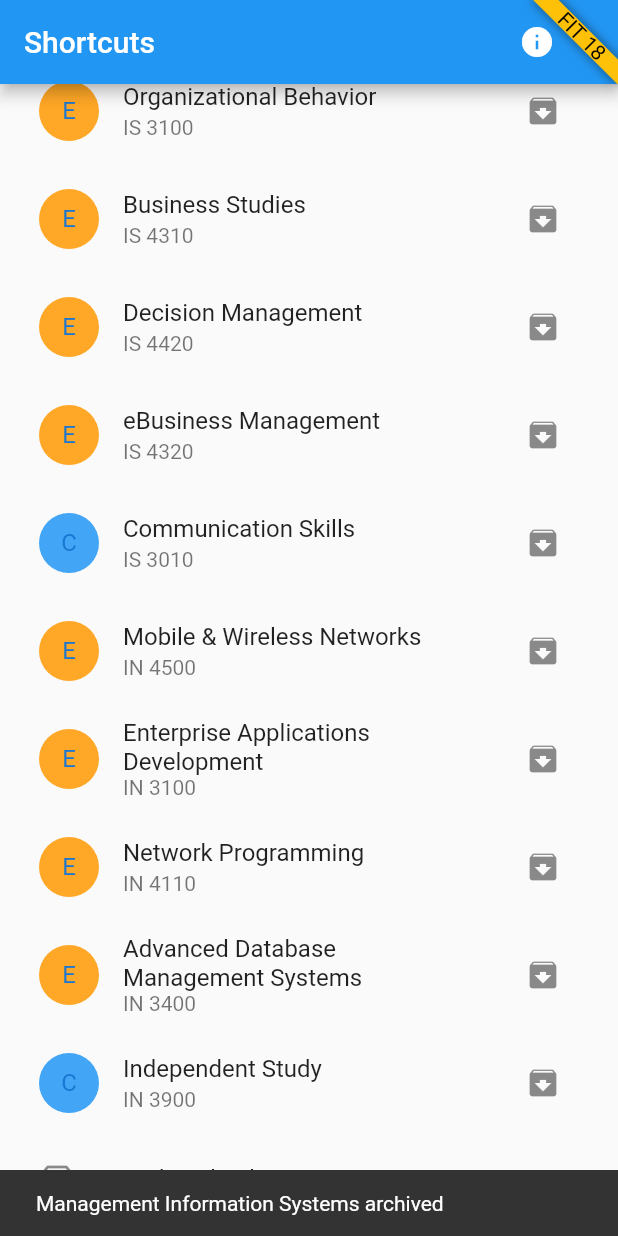
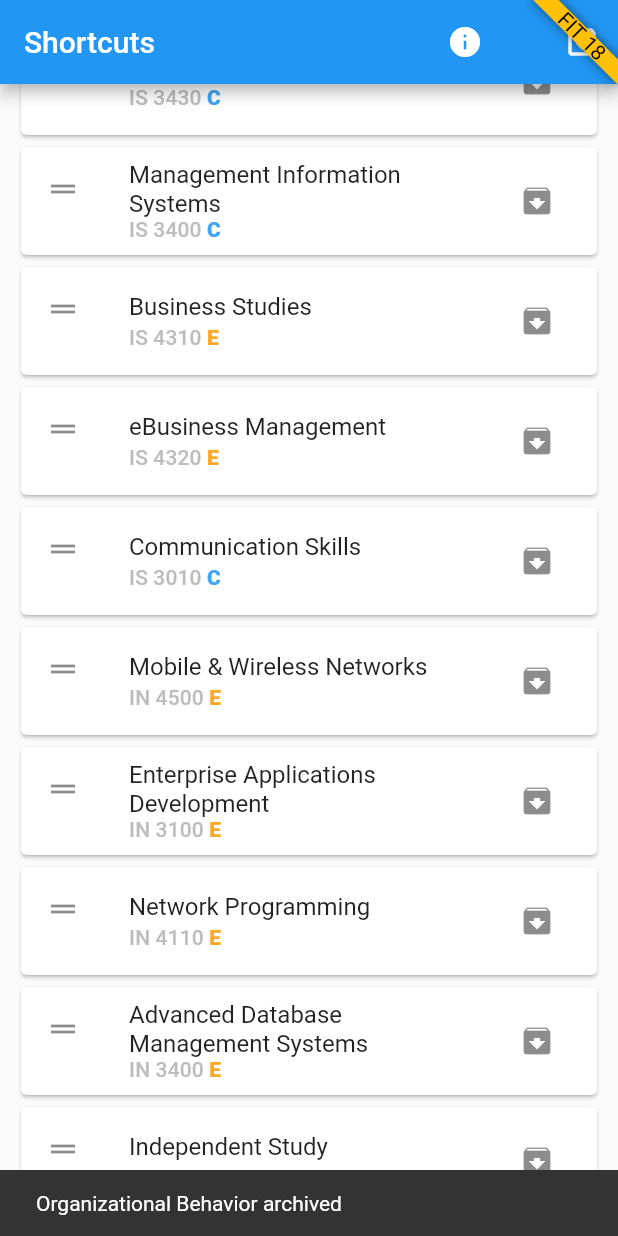
Before and after one commit to PandukaNandara/FIT-subject-shortcuts, a Flutter app: the screen it shows after launch, scrolled down 576 dp, after a tap on the "archive" icon, on a phone screen of 412 x 824 dp. Run offline on Flutter 3.47's test engine with Material 2 defaults, Android fonts, the phone set to English and light mode, and no system bars; our stand-ins replace shared_preferences.

Commit message:
Created draggable behaviour. Removed config json file

```diff
--- a/lib/components/subject_tile.dart
+++ b/lib/components/subject_tile.dart
@@ -7,31 +7,55 @@ import 'package:url_launcher/url_launcher.dart';
 class SubjectTile extends StatelessWidget {
   final Subject subject;
   final bool isArchived;
+  final int? index;
   final Function(bool isArchived, Subject subject) onPressArchived;
   const SubjectTile(
     this.subject, {
     Key? key,
     this.isArchived = false,
     required this.onPressArchived,
+    this.index,
   }) : super(key: key);
 
   @override
   Widget build(BuildContext context) {
     final mode = subject.mode;
-    return ListTile(
-      leading: CircleAvatar(
-        child: Text(mode == SubjectMode.C ? "C" : "E"),
-        backgroundColor: mode == SubjectMode.C ? Colors.blue[400] : Colors.orange[400],
+    final child = Card(
+      child: ListTile(
+        title: Text(subject.name),
+        subtitle: RichText(
+          text: TextSpan(
+            text: subject.code,
+            style: Theme.of(context)
+                .textTheme
+                .subtitle2!
+                .copyWith(color: Colors.grey[400]),
+            children: [
+              TextSpan(
+                text: mode == SubjectMode.C ? " C" : " E",
+                style: Theme.of(context).textTheme.subtitle2!.copyWith(
+                      color: mode == SubjectMode.C
+                          ? Colors.blue[400]
+                          : Colors.orange[400],
+                          fontWeight: FontWeight.w900
                     ),
-      title: Text(subject.name),
-      subtitle: Text(subject.code),
+              )
+            ],
+          ),
+        ),
+        leading: index != null
+        ? ReorderableDragStartListener(index: index!, child: Icon(Icons.drag_handle))
+        : null,
         trailing: IconButton(
           icon: Icon(!isArchived ? Icons.archive : Icons.unarchive),
           tooltip: 'Archive',
           onPressed: _onPressArchive,
         ),
         onTap: _onTap,
+      ),
     );
+
+    return child;
   }
 
   void _onTap() async {
--- /dev/null
+++ b/lib/config/it_modules.dart
@@ -0,0 +1,106 @@
+import 'package:fit_shortcuts/models/models.dart';
+
+const kItModules = ConfigModule(const Level(const [
+  Subject(
+    "CM 3320",
+    SubjectMode.C,
+    "Logic Programming & Artificial Cognitive Systems",
+    "https://moodle.itfac.uom.lk/course/view.php?id=1997",
+  ),
+  Subject(
+    "CM 3310",
+    SubjectMode.C,
+    "Artificial Intelligence",
+    "https://moodle.itfac.uom.lk/course/view.php?id=1996",
+  ),
+  Subject(
+    "CM 3120",
+    SubjectMode.E,
+    "Computational Statistics",
+    "https://moodle.itfac.uom.lk/course/view.php?id=1995",
+  ),
+  Subject(
+    "CM 3210",
+    SubjectMode.E,
+    "Automata Theory",
+    "https://moodle.itfac.uom.lk/course/view.php?id=1994",
+  ),
+  Subject(
+    "CM 3110",
+    SubjectMode.E,
+    "Computational Mathematics",
+    "https://moodle.itfac.uom.lk/course/view.php?id=1993",
+  ),
+  Subject(
+    "CM 3330",
+    SubjectMode.E,
+    "Fundamentals of Bio informatics",
+    "https://moodle.itfac.uom.lk/course/view.php?id=1992",
+  ),
+  Subject(
+    "IS 3430",
+    SubjectMode.C,
+    "IT Project Management",
+    "https://moodle.itfac.uom.lk/course/view.php?id=1985",
+  ),
+  Subject(
+    "IS 3100",
+    SubjectMode.E,
+    "Organizational Behavior",
+    "https://moodle.itfac.uom.lk/course/view.php?id=1984",
+  ),
+  Subject(
+    "IS 3400",
+    SubjectMode.C,
+    "Management Information Systems",
+    "https://moodle.itfac.uom.lk/course/view.php?id=1983",
+  ),
+  Subject(
+    "IS 4310",
+    SubjectMode.E,
+    "Business Studies",
+    "https://moodle.itfac.uom.lk/course/view.php?id=1982",
+  ),
+  Subject(
+    "IS 4320",
+    SubjectMode.E,
+    "eBusiness Management",
+    "https://moodle.itfac.uom.lk/course/view.php?id=1980",
+  ),
+  Subject(
+    "IS 3010",
+    SubjectMode.C,
+    "Communication Skills",
+    "https://moodle.itfac.uom.lk/course/view.php?id=1979",
+  ),
+  Subject(
+    "IN 4500",
+    SubjectMode.E,
+    "Mobile & Wireless Networks",
+    "https://moodle.itfac.uom.lk/course/view.php?id=1990",
+  ),
+  Subject(
+    "IN 3100",
+    SubjectMode.E,
+    "Enterprise Applications Development",
+    "https://moodle.itfac.uom.lk/course/view.php?id=1989",
+  ),
+  Subject(
+    "IN 4110",
+    SubjectMode.E,
+    "Network Programming",
+    "https://moodle.itfac.uom.lk/course/view.php?id=1988",
+  ),
+  Subject(
+    "IN 3400",
+    SubjectMode.E,
+    "Advanced Database Management Systems",
+    "https://moodle.itfac.uom.lk/course/view.php?id=1987",
+  ),
+  Subject(
+    "IN 3900",
+    SubjectMode.C,
+    "Independent Study",
+    "https://moodle.itfac.uom.lk/course/view.php?id=1986",
+  ),
+], null));
--- a/lib/constants/shared_preferences_constants.dart
+++ b/lib/constants/shared_preferences_constants.dart
@@ -1,4 +1,5 @@
 
 class SharedPreferencesConstants {
   static const hiddenSubject = "HIDDEN_SUBJECTS";
+  static String orderedSubjects(String semCode) => "SUBJECT_LIST_$semCode";
 }
--- a/lib/models/models.dart
+++ b/lib/models/models.dart
@@ -7,7 +7,7 @@ class ConfigModule {
   @JsonKey(name: '3')
   final Level three;
 
-  ConfigModule(this.three);
+  const ConfigModule(this.three);
 
   factory ConfigModule.fromJson(Map<String, dynamic> json) =>
       _$ConfigModuleFromJson(json);
@@ -34,7 +34,7 @@ class Level {
   @JsonKey(name: '2')
   final List<Subject>? two;
 
-  Level(this.one, this.two);
+  const Level(this.one, this.two);
 
   factory Level.fromJson(Map<String, dynamic> json) => _$LevelFromJson(json);
   Map<String, dynamic> toJson() => _$LevelToJson(this);
@@ -46,7 +46,7 @@ class Subject {
   final String name;
   final String url;
   final SubjectMode mode;
-  const Subject(this.code, this.name, this.url, this.mode);
+  const Subject(this.code, this.mode, this.name, this.url);
 
   factory Subject.fromJson(Map<String, dynamic> json) =>
       _$SubjectFromJson(json);
--- a/lib/screens/main_screen.dart
+++ b/lib/screens/main_screen.dart
@@ -1,7 +1,9 @@
 import 'dart:convert';
 
 import 'package:fit_shortcuts/components/subject_tile.dart';
+import 'package:fit_shortcuts/config/it_modules.dart';
 import 'package:fit_shortcuts/constants/constants.dart';
+import 'package:fit_shortcuts/constants/shared_preferences_constants.dart';
 import 'package:fit_shortcuts/dialog/info_dialog.dart';
 import 'package:fit_shortcuts/models/models.dart';
 import 'package:fit_shortcuts/screens/hidden_subject_screen.dart';
@@ -17,6 +19,8 @@ class MainScreen extends StatefulWidget {
 }
 
 class _MainScreenState extends State<MainScreen> {
+  final String semCode = "L3_S1";
+
   @override
   void initState() {
     super.initState();
@@ -35,6 +39,7 @@ class _MainScreenState extends State<MainScreen> {
         } else {
           final data = snapshot.data!.module;
           final sharedPreferences = snapshot.data!.sharedPreferences;
+          final list = _loadOrderedList(data.three.one, sharedPreferences);
           return Scaffold(
             appBar: AppBar(
               title: Text("Shortcuts"),
@@ -46,21 +51,20 @@ class _MainScreenState extends State<MainScreen> {
                     icon: Icon(Icons.info),
                   ),
                 ),
+                IconButton(
+                  onPressed: () =>
+                      _onTapHiddenList(context, data, sharedPreferences),
+                  icon: Icon(Icons.archive_outlined),
+                  tooltip: "Archived Subjects",
+                ),
               ],
             ),
-            body: ListView(
+            body: ReorderableListView(
               padding: kDefaultPadding,
-              children: [
-                Column(
-                  children: loadSubjects(data.three.one, sharedPreferences),
-                ),
-                ListTile(
-                  leading: Icon(Icons.archive_outlined),
-                  title: Text("Archived Subjects"),
-                  onTap: () =>
-                      _onTapHiddenList(context, data, sharedPreferences),
-                )
-              ],
+              buildDefaultDragHandles: false,
+              onReorder: (o, n) =>
+                  _onChangeOrder(o, n, data.three.one, sharedPreferences),
+              children: loadSubjects(data.three.one, sharedPreferences),
             ),
           );
         }
@@ -73,26 +77,36 @@ class _MainScreenState extends State<MainScreen> {
     final hiddenList = sharedPreferences
             .getStringList(SharedPreferencesConstants.hiddenSubject) ??
         [];
-
-    return subjects
-        .where((element) => !hiddenList.contains(element.code))
+    final list = _loadOrderedList(subjects, sharedPreferences);
+    int index = 0;
+    return list
+        .where((element) => !hiddenList.contains(element))
+        .map((e) => subjects.singleWhere((element) => element.code == e))
         .map((e) => SubjectTile(
               e,
+              key: ValueKey(e.code),
               onPressArchived: _onPressArchived,
+              index: index++,
             ))
         .toList();
   }
 
+  List<String> _loadOrderedList(
+    List<Subject> subjects,
+    SharedPreferences sharedPreferences,
+  ) {
+    var orderedList = sharedPreferences
+        .getStringList(SharedPreferencesConstants.orderedSubjects(semCode));
+    if (orderedList == null) {
+      orderedList = subjects.map((e) => e.code).toList();
+      sharedPreferences.setStringList(
+          SharedPreferencesConstants.orderedSubjects(semCode), orderedList);
+    }
+    return orderedList;
+  }
+
   Future<TempHolder> _loadModules() async {
-    final config = await PlatformAssetBundle().loadStructuredData(
-      'config/modules.json',
-      (json) async => ConfigModule.fromJson(
-        jsonDecode(json),
-      ),
-    );
-    // final json = await PlatformAssetBundle().loadString();
-    // final config = ;
-    return TempHolder(config, await SharedPreferences.getInstance());
+    return TempHolder(kItModules, await SharedPreferences.getInstance());
   }
 
   void _onTapHiddenList(BuildContext context, ConfigModule configModule,
@@ -100,7 +114,11 @@ class _MainScreenState extends State<MainScreen> {
     Navigator.of(context).push(
       MaterialPageRoute(
         builder: (context) => HiddenSubjectScreen(
-            sharedPreferences: sharedPreferences, configModule: configModule),
+          sharedPreferences: sharedPreferences,
+          configModule: configModule,
+          onUnArchived: () => setState(() {}),
+          semCode: semCode,
+        ),
       ),
     );
   }
@@ -114,6 +132,12 @@ class _MainScreenState extends State<MainScreen> {
       hiddenSubject.add(subject.code);
       sharedPreferences.setStringList(
           SharedPreferencesConstants.hiddenSubject, hiddenSubject);
+      final ordered = sharedPreferences.getStringList(
+        SharedPreferencesConstants.orderedSubjects(semCode),
+      );
+      ordered!.removeWhere((element) => element == subject.code);
+      sharedPreferences.setStringList(
+          SharedPreferencesConstants.orderedSubjects(semCode), ordered);
     });
     ScaffoldMessenger.of(context)
         .showSnackBar(SnackBar(content: Text('${subject.name} archived')));
@@ -127,6 +151,25 @@ class _MainScreenState extends State<MainScreen> {
       },
     );
   }
+
+  void _onChangeOrder(
+    int oldIndex,
+    int newIndex,
+    List<Subject> subjects,
+    SharedPreferences sharedPreferences,
+  ) {
+    final orderedList = _loadOrderedList(subjects, sharedPreferences);
+    if (oldIndex < newIndex) {
+      // removing the item at oldIndex will shorten the list by 1.
+      newIndex -= 1;
+    }
+    final element = orderedList.removeAt(oldIndex);
+    orderedList.insert(newIndex, element);
+    setState(() {
+      sharedPreferences.setStringList(
+          SharedPreferencesConstants.orderedSubjects(semCode), orderedList);
+    });
+  }
 }
 
 class TempHolder {
--- a/pubspec.yaml
+++ b/pubspec.yaml
@@ -49,8 +49,9 @@ flutter:
   uses-material-design: true
 
   # To add assets to your application, add an assets section, like this:
-  assets:
-    - config/
+
+  # assets:
+  #   - config/
 
   # An image asset can refer to one or more resolution-specific "variants", see
   # https://flutter.dev/assets-and-images/#resolution-aware.
```
Also changed, not shown: config/modules.json (deleted, +0 -115 lines), lib/dialog/info_dialog.dart (+6 -2 lines), lib/screens/hidden_subject_screen.dart (+15 -3 lines), lib/models/models.g.dart. Lines whose indentation alone changed are shown as unchanged.
